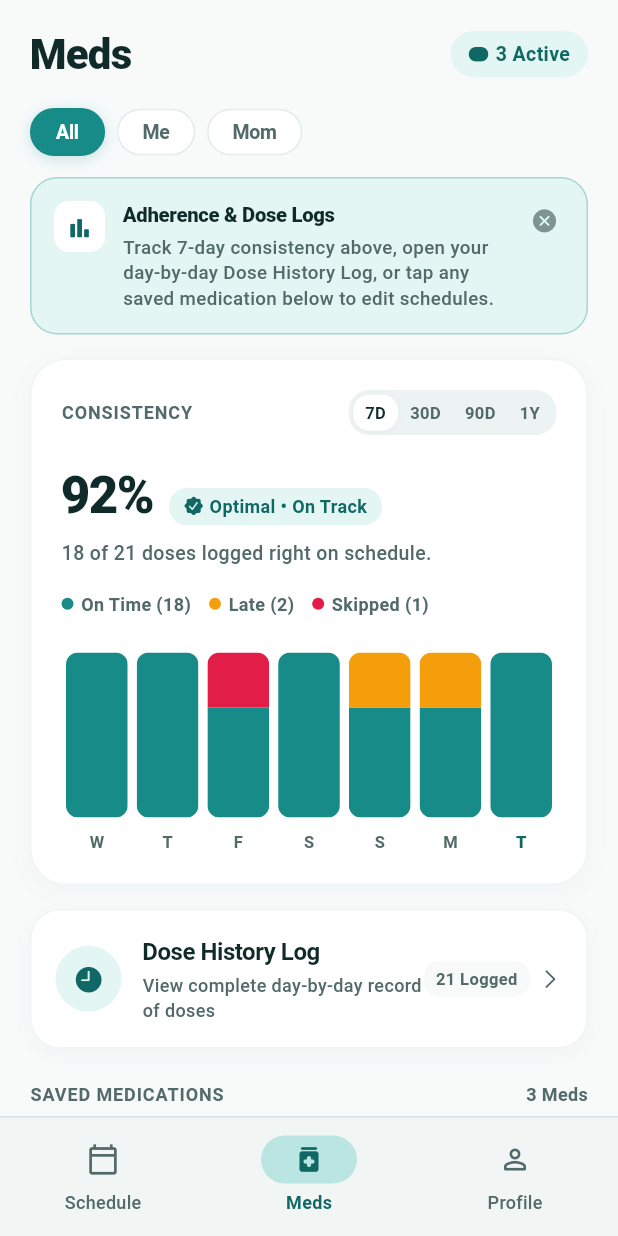
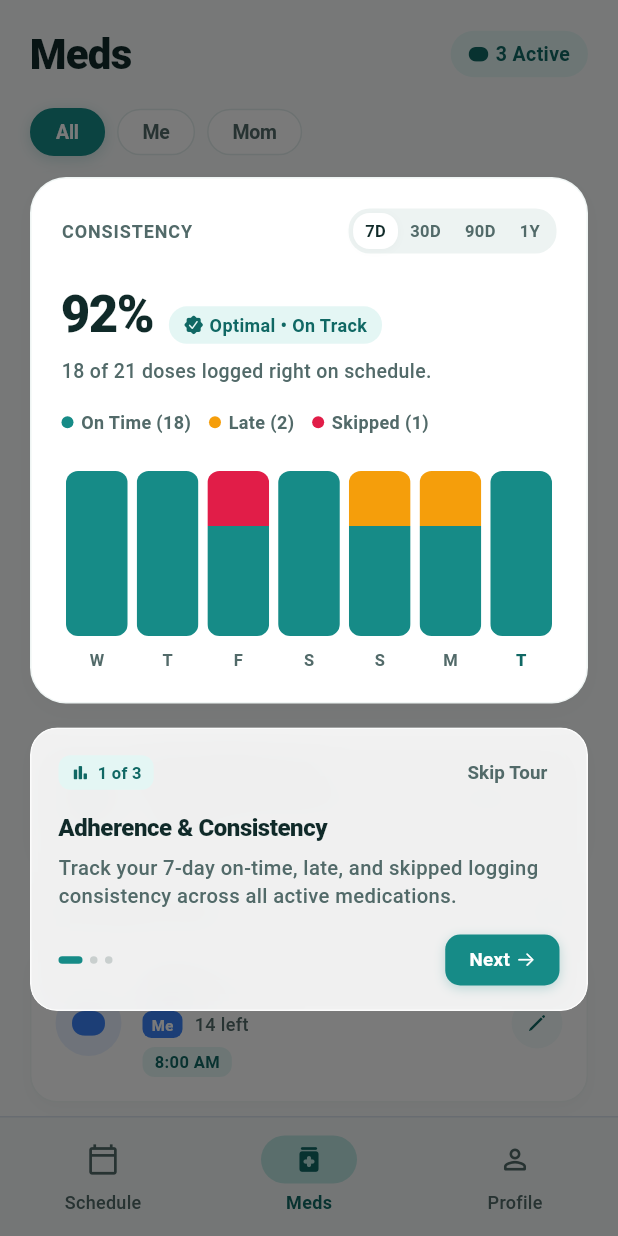
Before and after one commit to IIIFreshyIII/CMPS420-PillPal, a Flutter app: the HomeScaffold screen opened directly, item 2 of the bottom bar chosen, on a phone screen of 412 x 824 dp. Run offline on Flutter 3.47's test engine with Material 3 defaults, Android fonts, the phone set to English and light mode, and no system bars; our stand-ins replace camera, drift, flutter_local_notifications, flutter_secure_storage, flutter_slidable, flutter_timezone and 5 more; missing offline and left inert: flutter_onnxruntime, google_mlkit_commons, google_mlkit_text_recognition, sqlite3; accounts and stored records are empty; generated files the repository leaves out were written again; project files that could hold a hidden picture were left out.

Commit message:
Implement Meds page spotlight walkthrough and remove header banner
- Remove dismissible ContextualHintCard from ProfilesScreen header
- Add 3-step spotlight walkthrough for Meds tab (adherence graph, saved meds list, tap-to-edit)
- Snap cutouts to exact card borders on AdherenceGraphCard (24px) and SavedMedicationCard (18px)
- Connect self-discovery lifecycle and state persistence in WalkthroughService
- Update and pass all walkthrough tests

```diff
--- a/app/lib/screens/profiles/profiles_screen.dart
+++ b/app/lib/screens/profiles/profiles_screen.dart
@@ -1,3 +1,4 @@
+import 'dart:async';
 import 'package:flutter/cupertino.dart';
 import 'package:flutter/material.dart';
 
@@ -45,6 +46,107 @@ class ProfilesScreen extends StatefulWidget {
 class _ProfilesScreenState extends State<ProfilesScreen> {
   String _selectedProfileId = 'all';
   bool _dismissedPurgeBanner = false;
+
+  final GlobalKey _adherenceGraphKey =
+      GlobalKey(debugLabel: 'walkthrough_meds_graph');
+  final GlobalKey _medsListKey = GlobalKey(debugLabel: 'walkthrough_meds_list');
+  final GlobalKey _firstMedCardKey =
+      GlobalKey(debugLabel: 'walkthrough_meds_first_card');
+
+  bool _isShowingWalkthrough = false;
+  OverlayEntry? _walkthroughOverlayEntry;
+
+  @override
+  void initState() {
+    super.initState();
+    widget.walkthroughService?.addListener(_onWalkthroughServiceChanged);
+    WidgetsBinding.instance.addPostFrameCallback((_) {
+      _maybeLaunchMedsWalkthrough();
+    });
+  }
+
+  @override
+  void didUpdateWidget(ProfilesScreen oldWidget) {
+    super.didUpdateWidget(oldWidget);
+    if (widget.walkthroughService != oldWidget.walkthroughService) {
+      oldWidget.walkthroughService
+          ?.removeListener(_onWalkthroughServiceChanged);
+      widget.walkthroughService?.addListener(_onWalkthroughServiceChanged);
+    }
+    WidgetsBinding.instance.addPostFrameCallback((_) {
+      _maybeLaunchMedsWalkthrough();
+    });
+  }
+
+  @override
+  void dispose() {
+    widget.walkthroughService?.removeListener(_onWalkthroughServiceChanged);
+    if (_walkthroughOverlayEntry?.mounted ?? false) {
+      _walkthroughOverlayEntry?.remove();
+    }
+    _walkthroughOverlayEntry = null;
+    super.dispose();
+  }
+
+  void _onWalkthroughServiceChanged() {
+    if (!mounted) return;
+    _maybeLaunchMedsWalkthrough();
+  }
+
+  void _maybeLaunchMedsWalkthrough() {
+    if (!mounted || _isShowingWalkthrough) return;
+    final service = widget.walkthroughService;
+    if (service == null) return;
+    if (service.hasSeenHistoryHint) return;
+
+    final overlay = Overlay.maybeOf(context, rootOverlay: true);
+    if (overlay == null) return;
+
+    _isShowingWalkthrough = true;
+
+    final steps = <WalkthroughStep>[
+      WalkthroughStep(
+        targetKey: _adherenceGraphKey,
+        title: 'Adherence & Consistency',
+        description:
+            'Track your 7-day on-time, late, and skipped logging consistency across all active medications.',
+        icon: CupertinoIcons.chart_bar_alt_fill,
+        borderRadius: 24.0,
+      ),
+      WalkthroughStep(
+        targetKey: _medsListKey,
+        title: 'Saved Medications',
+        description:
+            'Review your active prescriptions, dosage amounts, and schedules grouped by care recipient.',
+        icon: CupertinoIcons.capsule_fill,
+        borderRadius: 20.0,
+      ),
+      WalkthroughStep(
+        targetKey:
+            widget.prescriptions.isNotEmpty ? _firstMedCardKey : _medsListKey,
+        title: 'Tap to Edit Schedules',
+        description:
+            'Tap any medication card anytime to adjust reminder times, supply counts, or refill thresholds.',
+        icon: CupertinoIcons.pencil_ellipsis_rectangle,
+        borderRadius: 18.0,
+      ),
+    ];
+
+    _walkthroughOverlayEntry = WalkthroughOverlay.show(
+      context: context,
+      steps: steps,
+      onComplete: () {
+        _isShowingWalkthrough = false;
+        _walkthroughOverlayEntry = null;
+        unawaited(service.markHistoryHintSeen());
+      },
+      onSkip: () {
+        _isShowingWalkthrough = false;
+        _walkthroughOverlayEntry = null;
+        unawaited(service.markHistoryHintSeen());
+      },
+    );
+  }
 
   Profile _profileFor(String id) {
     return widget.profiles.firstWhere(
@@ -204,28 +306,9 @@ class _ProfilesScreenState extends State<ProfilesScreen> {
             const SizedBox(height: 14),
           ],
 
-          // Contextual inline micro-hint for first-time History/Logs & Meds visitors
-          if (widget.walkthroughService != null)
-            ListenableBuilder(
-              listenable: widget.walkthroughService!,
-              builder: (context, _) {
-                if (widget.walkthroughService!.hasSeenHistoryHint) {
-                  return const SizedBox.shrink();
-                }
-                return ContextualHintCard(
-                  key: const Key('meds_history_contextual_hint'),
-                  title: 'Adherence & Dose Logs',
-                  message:
-                      'Track 7-day consistency above, open your day-by-day Dose History Log, or tap any saved medication below to edit schedules.',
-                  icon: CupertinoIcons.chart_bar_alt_fill,
-                  onDismiss: () =>
-                      widget.walkthroughService!.markHistoryHintSeen(),
-                );
-              },
-            ),
-
           // 1. Logging Consistency & Adherence Graph Card
           AdherenceGraphCard(
+            targetKey: _adherenceGraphKey,
             doseEvents: widget.doseEvents,
             selectedProfileId: _selectedProfileId,
           ),
@@ -318,7 +401,12 @@ class _ProfilesScreenState extends State<ProfilesScreen> {
             ),
           ),
 
-          // 3. Saved Medications Section Header
+          // 3. Saved Medications Section Header + List
+          KeyedSubtree(
+            key: _medsListKey,
+            child: Column(
+              crossAxisAlignment: CrossAxisAlignment.stretch,
+              children: [
                 Row(
                   mainAxisAlignment: MainAxisAlignment.spaceBetween,
                   children: [
@@ -342,17 +430,20 @@ class _ProfilesScreenState extends State<ProfilesScreen> {
                   ],
                 ),
                 const SizedBox(height: 12),
-
-          // Saved Medications List
                 if (visiblePrescriptions.isEmpty)
                   _buildEmptyMeds(c)
                 else
-            for (final prescription in visiblePrescriptions)
+                  for (int i = 0; i < visiblePrescriptions.length; i++)
                     SavedMedicationCard(
-                prescription: prescription,
-                profile: _profileFor(prescription.profileId),
+                      targetKey: i == 0 ? _firstMedCardKey : null,
+                      prescription: visiblePrescriptions[i],
+                      profile: _profileFor(visiblePrescriptions[i].profileId),
                       showProfileBadge: widget.profiles.length > 1,
-                onTap: () => widget.onEditMedication(prescription),
+                      onTap: () =>
+                          widget.onEditMedication(visiblePrescriptions[i]),
+                    ),
+              ],
+            ),
           ),
         ],
       ),
--- a/app/lib/screens/profiles/widgets/adherence_graph_card.dart
+++ b/app/lib/screens/profiles/widgets/adherence_graph_card.dart
@@ -10,12 +10,14 @@ class AdherenceGraphCard extends StatefulWidget {
   final List<DoseEvent> doseEvents;
   final String? selectedProfileId;
   final DateTime? now;
+  final GlobalKey? targetKey;
 
   const AdherenceGraphCard({
     super.key,
     required this.doseEvents,
     this.selectedProfileId,
     this.now,
+    this.targetKey,
   });
 
   @override
@@ -42,8 +44,11 @@ class _AdherenceGraphCardState extends State<AdherenceGraphCard> {
         ? summary.buckets[_selectedBucketIndex!]
         : null;
 
-    return Container(
-      margin: const EdgeInsets.only(bottom: 16),
+    return Padding(
+      padding: const EdgeInsets.only(bottom: 16),
+      child: KeyedSubtree(
+        key: widget.targetKey,
+        child: Container(
           padding: const EdgeInsets.all(20),
           decoration: BoxDecoration(
             color: c.surface,
@@ -208,6 +213,8 @@ class _AdherenceGraphCardState extends State<AdherenceGraphCard> {
             secondChild: const SizedBox.shrink(),
           ),
         ],
+      ),
+        ),
       ),
     );
   }
--- a/app/lib/screens/profiles/widgets/saved_medication_card.dart
+++ b/app/lib/screens/profiles/widgets/saved_medication_card.dart
@@ -10,6 +10,7 @@ class SavedMedicationCard extends StatelessWidget {
   final Profile? profile;
   final bool showProfileBadge;
   final VoidCallback onTap;
+  final GlobalKey? targetKey;
 
   const SavedMedicationCard({
     super.key,
@@ -17,6 +18,7 @@ class SavedMedicationCard extends StatelessWidget {
     required this.profile,
     this.showProfileBadge = true,
     required this.onTap,
+    this.targetKey,
   });
 
   @override
@@ -27,6 +29,8 @@ class SavedMedicationCard extends StatelessWidget {
 
     return Container(
       margin: const EdgeInsets.only(bottom: 12),
+      child: KeyedSubtree(
+        key: targetKey,
         child: Pressable(
           onTap: onTap,
           borderRadius: BorderRadius.circular(18),
@@ -182,6 +186,7 @@ class SavedMedicationCard extends StatelessWidget {
           ],
         ),
       ),
+      ),
     );
   }
 }
```
Also changed, not shown: 1 other file. Lines whose indentation alone changed are shown as unchanged.
